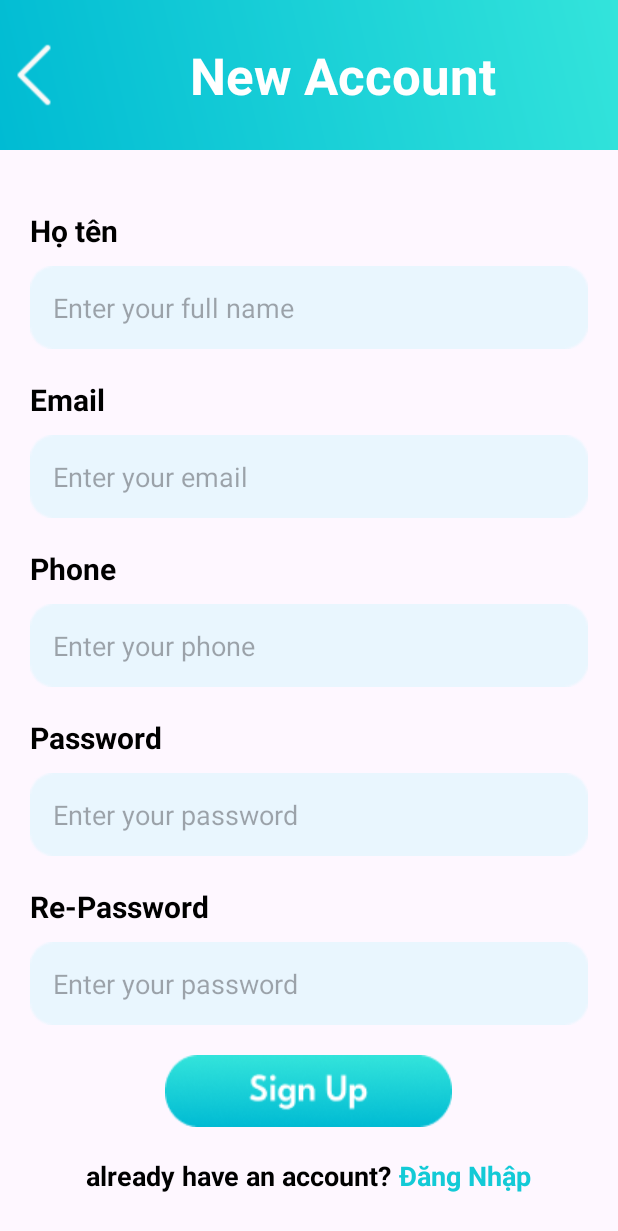
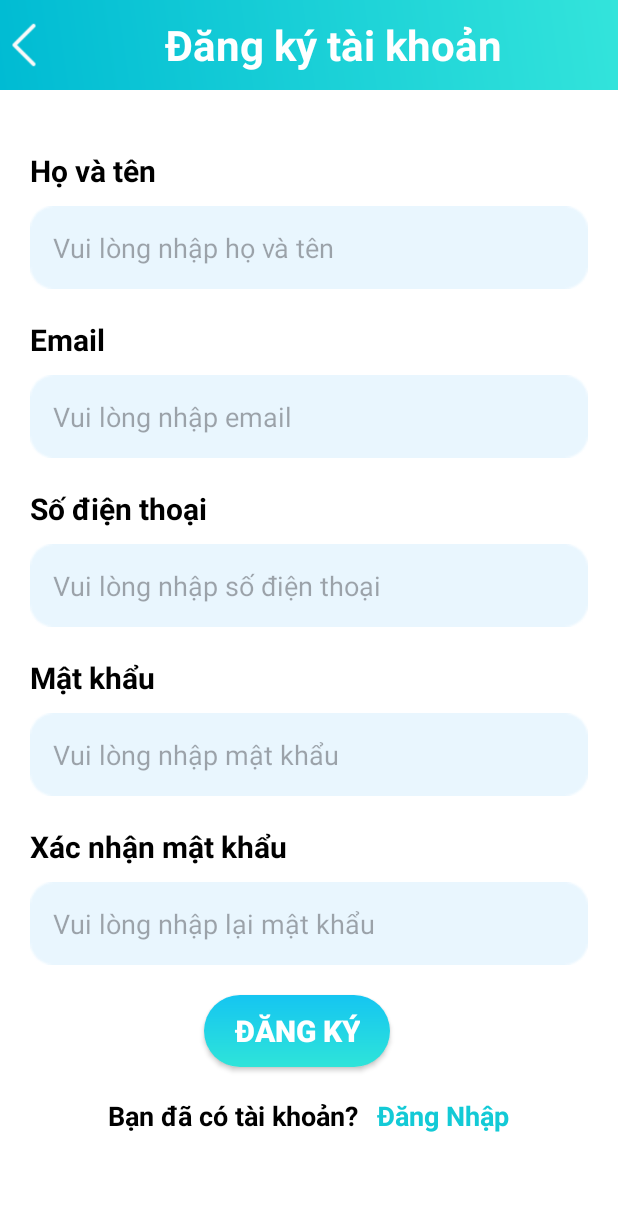
Before and after one commit to Amory826/DoAnTotNghiep, an Android app: the RegisterActivity screen opened directly, with no data from a screen before it, on a phone screen of 412 x 824 dp. Shown: the top 1231 px of the screen. Run offline under Robolectric (Android 15) with nearby library versions, the phone set to English and light mode, and no system bars; our stand-ins replace Firebase (no records; nobody signed in at launch, a user with empty details on screens opened directly); libraries missing offline, so code that uses them is left out: com.kongzue.dialogx.

Commit message:
update Login

```diff
--- /dev/null
+++ b/app/src/main/res/drawable/button_login.xml
@@ -0,0 +1,8 @@
+<?xml version="1.0" encoding="utf-8"?>
+<shape xmlns:android="http://schemas.android.com/apk/res/android" android:shape="rectangle">
+    <gradient
+        android:startColor="#2EE4D9"
+        android:endColor="#15C5F1"
+        android:angle="90"/>
+    <corners android:radius="50dp" />
+</shape>
--- /dev/null
+++ b/app/src/main/res/drawable/button_signup.xml
@@ -0,0 +1,5 @@
+<?xml version="1.0" encoding="utf-8"?>
+<shape xmlns:android="http://schemas.android.com/apk/res/android" android:shape="rectangle">
+    <solid android:color="#E8F8FF" />
+    <corners android:radius="50dp" />
+</shape>
--- a/app/src/main/res/layout/activity_register.xml
+++ b/app/src/main/res/layout/activity_register.xml
@@ -5,20 +5,22 @@
     android:id="@+id/main"
     android:layout_width="match_parent"
     android:layout_height="match_parent"
+    android:background="@color/white"
+    android:fitsSystemWindows="true"
     tools:context=".Screen.LoginRegister.LoginActivity">
 
 
     <LinearLayout
         android:id="@+id/linearLayout"
         android:layout_width="match_parent"
-        android:layout_height="100dp"
+        android:layout_height="60dp"
         android:background="@drawable/bgtext"
         android:orientation="horizontal">
 
         <ImageView
             android:id="@+id/back"
-            android:layout_width="45dp"
-            android:layout_height="45dp"
+            android:layout_width="32dp"
+            android:layout_height="32dp"
             android:layout_gravity="center"
             android:src="@drawable/back_ic" />
 
@@ -27,10 +29,10 @@
             android:layout_width="match_parent"
             android:layout_height="match_parent"
             android:gravity="center"
-            android:text="New Account"
+            android:text="Đăng ký tài khoản"
             android:textAlignment="center"
             android:textColor="@color/white"
-            android:textSize="34sp"
+            android:textSize="@dimen/fontText"
             android:textStyle="bold" />
 
     </LinearLayout>
@@ -53,7 +55,7 @@
                 android:layout_height="wrap_content"
                 android:layout_marginLeft="20dp"
                 android:layout_marginTop="20dp"
-                android:text="Họ tên"
+                android:text="Họ và tên"
                 android:textColor="@color/black"
                 android:textSize="20sp"
                 android:textStyle="bold" />
@@ -66,7 +68,7 @@
                 android:layout_marginTop="10dp"
                 android:layout_marginRight="20dp"
                 android:background="@drawable/bg_edit"
-                android:hint="Enter your full name"
+                android:hint="Vui lòng nhập họ và tên"
                 android:padding="15dp"
                 android:textColor="#13CAD6"
                 android:textSize="18sp" />
@@ -92,7 +94,7 @@
                 android:layout_marginTop="10dp"
                 android:layout_marginRight="20dp"
                 android:background="@drawable/bg_edit"
-                android:hint="Enter your email"
+                android:hint="Vui lòng nhập email"
                 android:padding="15dp"
                 android:textColor="#13CAD6"
                 android:textSize="18sp" />
@@ -105,7 +107,7 @@
                 android:layout_below="@+id/email"
                 android:layout_marginLeft="20dp"
                 android:layout_marginTop="20dp"
-                android:text="Phone"
+                android:text="Số điện thoại"
                 android:textColor="@color/black"
                 android:textSize="20sp"
                 android:textStyle="bold" />
@@ -119,7 +121,7 @@
                 android:layout_marginTop="10dp"
                 android:layout_marginRight="20dp"
                 android:background="@drawable/bg_edit"
-                android:hint="Enter your phone"
+                android:hint="Vui lòng nhập số điện thoại"
                 android:padding="15dp"
                 android:textColor="#13CAD6"
                 android:textSize="18sp" />
@@ -131,7 +133,7 @@
                 android:layout_below="@+id/email"
                 android:layout_marginLeft="20dp"
                 android:layout_marginTop="20dp"
-                android:text="Password"
+                android:text="Mật khẩu"
                 android:textColor="@color/black"
                 android:textSize="20sp"
                 android:textStyle="bold" />
@@ -145,7 +147,7 @@
                 android:layout_marginTop="10dp"
                 android:layout_marginRight="20dp"
                 android:background="@drawable/bg_edit"
-                android:hint="Enter your password"
+                android:hint="Vui lòng nhập mật khẩu"
                 android:inputType="textPassword"
                 android:padding="15dp"
                 android:textColor="#13CAD6"
@@ -158,7 +160,7 @@
                 android:layout_below="@+id/password"
                 android:layout_marginLeft="20dp"
                 android:layout_marginTop="20dp"
-                android:text="Re-Password"
+                android:text="Xác nhận mật khẩu"
                 android:textColor="@color/black"
                 android:textSize="20sp"
                 android:textStyle="bold" />
@@ -172,7 +174,7 @@
                 android:layout_marginTop="10dp"
                 android:layout_marginRight="20dp"
                 android:background="@drawable/bg_edit"
-                android:hint="Enter your password"
+                android:hint="Vui lòng nhập lại mật khẩu"
                 android:inputType="textPassword"
                 android:padding="15dp"
                 android:textColor="#13CAD6"
@@ -188,8 +190,10 @@
                 android:layout_gravity="center"
                 android:layout_marginLeft="20dp"
                 android:layout_marginTop="20dp"
-                android:layout_marginRight="20dp"
-                android:background="@drawable/signup2"
+                android:layout_marginRight="28dp"
+                android:background="@drawable/button_login"
+                android:text="Đăng ký"
+                android:paddingHorizontal="20dp"
                 android:textColor="@color/white"
                 android:textSize="20sp"
                 android:textStyle="bold" />
@@ -210,7 +214,8 @@
                     android:id="@+id/textView5"
                     android:layout_width="wrap_content"
                     android:layout_height="wrap_content"
-                    android:text="already have an account? "
+                    android:text="Bạn đã có tài khoản? "
+                    android:paddingRight="8dp"
                     android:textColor="@color/black"
                     android:textSize="18sp"
                     android:textStyle="bold" />
--- a/app/src/main/res/values/dimens.xml
+++ b/app/src/main/res/values/dimens.xml
@@ -1,3 +1,4 @@
 <resources>
       <dimen name="fab_margin">16dp</dimen>
+    <dimen name="fontText">28sp</dimen>
    </resources>
--- a/app/src/main/res/values/themes.xml
+++ b/app/src/main/res/values/themes.xml
@@ -1,6 +1,7 @@
 <resources xmlns:tools="http://schemas.android.com/tools">
     <!-- Base application theme. -->
     <style name="Base.Theme.DoctorAppointment" parent="Theme.Material3.DayNight.NoActionBar">
+        <item name="android:statusBarColor">@android:color/transparent</item>
         <!-- Customize your light theme here. -->
         <!-- <item name="colorPrimary">@color/my_light_primary</item> -->
     </style>
```
Also changed, not shown: app/src/main/java/dev/edu/app/Screen/LoginRegister/LoginActivity.java (+7 -5 lines), app/src/main/java/dev/edu/app/Screen/LoginRegister/RegisterActivity.java (+7 -7 lines), app/src/main/java/dev/edu/doctorappointment/Screen/LoginRegister/LoginActivity.java (+8 -5 lines), app/src/main/res/layout/activity_login.xml (+25 -17 lines), app/src/main/res/layout/activity_splash2.xml (+8 -5 lines).
